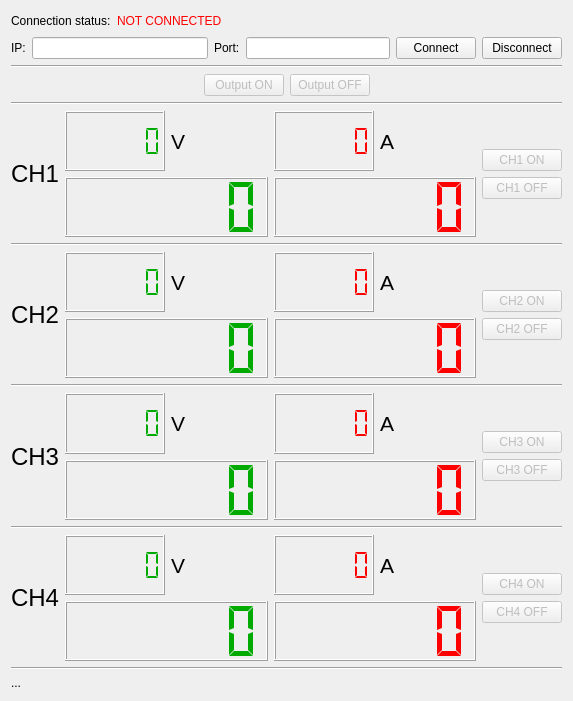
The window that client_gui/forms/lv4psuwidget.ui (m-fila/ELITPCdcs) describes before a commit, drawn with Qt 5.
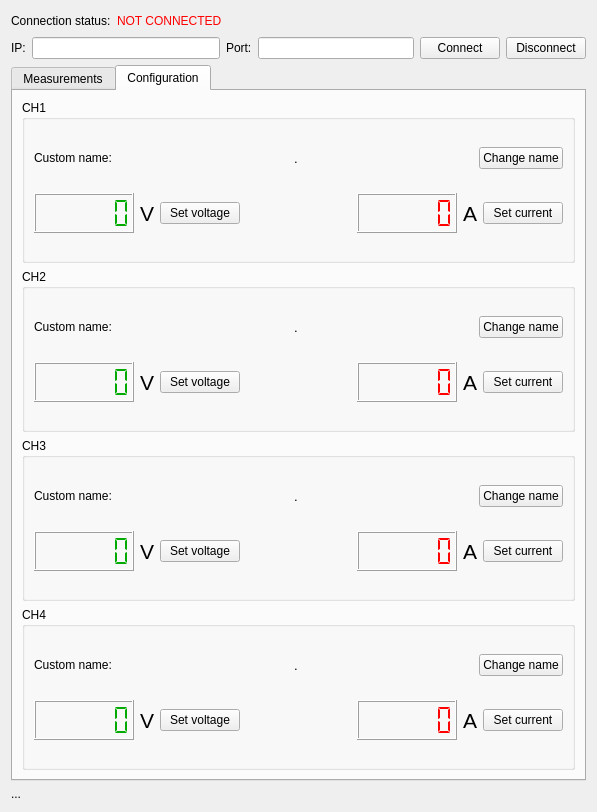
The same window after the commit. The open tabs and pages were chosen to show the change.

Commit message: Added configuration tab for widgets

Patch:
```diff
--- a/client_gui/forms/lv4psuwidget.ui
+++ b/client_gui/forms/lv4psuwidget.ui
@@ -6,8 +6,8 @@
    <rect>
     <x>0</x>
     <y>0</y>
-    <width>573</width>
-    <height>701</height>
+    <width>597</width>
+    <height>812</height>
    </rect>
   </property>
   <property name="windowTitle">
@@ -147,12 +147,33 @@
     </layout>
    </item>
    <item>
-    <widget class="Line" name="line">
+    <widget class="QTabWidget" name="tabWidget">
+     <property name="currentIndex">
+      <number>0</number>
+     </property>
+     <widget class="QWidget" name="tab">
+      <attribute name="title">
+       <string>Measurements</string>
+      </attribute>
+      <layout class="QVBoxLayout" name="verticalLayout_2">
+       <item>
+        <spacer name="verticalSpacer_9">
      <property name="orientation">
-      <enum>Qt::Horizontal</enum>
-     </property>
-    </widget>
-   </item>
+          <enum>Qt::Vertical</enum>
+         </property>
+         <property name="sizeType">
+          <enum>QSizePolicy::Fixed</enum>
+         </property>
+         <property name="sizeHint" stdset="0">
+          <size>
+           <width>20</width>
+           <height>10</height>
+          </size>
+         </property>
+        </spacer>
+       </item>
+       <item>
+        <layout class="QVBoxLayout" name="verticalLayout">
    <item>
     <layout class="QHBoxLayout" name="horizontalLayout_9">
      <property name="bottomMargin">
@@ -206,14 +227,10 @@
      </item>
     </layout>
    </item>
-   <item>
-    <widget class="Line" name="line_2">
-     <property name="orientation">
-      <enum>Qt::Horizontal</enum>
-     </property>
-    </widget>
+        </layout>
    </item>
    <item>
+        <widget class="QGroupBox" name="groupBox1">
     <layout class="QHBoxLayout" name="horizontalLayout_5">
      <item>
       <widget class="QLabel" name="label_5">
@@ -563,15 +580,10 @@
       </layout>
      </item>
     </layout>
-   </item>
-   <item>
-    <widget class="Line" name="line_5">
-     <property name="orientation">
-      <enum>Qt::Horizontal</enum>
-     </property>
     </widget>
    </item>
    <item>
+        <widget class="QGroupBox" name="groupBox">
     <layout class="QHBoxLayout" name="horizontalLayout_10">
      <item>
       <widget class="QLabel" name="label_7">
@@ -921,15 +933,10 @@
       </layout>
      </item>
     </layout>
-   </item>
-   <item>
-    <widget class="Line" name="line_3">
-     <property name="orientation">
-      <enum>Qt::Horizontal</enum>
-     </property>
     </widget>
    </item>
    <item>
+        <widget class="QGroupBox" name="groupBox3">
     <layout class="QHBoxLayout" name="horizontalLayout_13">
      <item>
       <widget class="QLabel" name="label_10">
@@ -1279,15 +1286,10 @@
       </layout>
      </item>
     </layout>
-   </item>
-   <item>
-    <widget class="Line" name="line_6">
-     <property name="orientation">
-      <enum>Qt::Horizontal</enum>
-     </property>
     </widget>
    </item>
    <item>
+        <widget class="QGroupBox" name="groupBox4">
     <layout class="QHBoxLayout" name="horizontalLayout_6">
      <item>
       <widget class="QLabel" name="label_6">
@@ -1633,12 +1635,986 @@
       </layout>
      </item>
     </layout>
-   </item>
+        </widget>
+       </item>
+      </layout>
+     </widget>
+     <widget class="QWidget" name="tab2">
+      <attribute name="title">
+       <string>Configuration</string>
+      </attribute>
+      <layout class="QVBoxLayout" name="verticalLayout_17">
    <item>
-    <widget class="Line" name="line_4">
+        <widget class="QGroupBox" name="groupBox_2">
+         <property name="title">
+          <string>CH1</string>
+         </property>
+         <layout class="QVBoxLayout" name="verticalLayout_18">
+          <item>
+           <layout class="QHBoxLayout" name="horizontalLayout_29">
+            <item>
+             <widget class="QLabel" name="label_21">
+              <property name="text">
+               <string>Custom name:</string>
+              </property>
+             </widget>
+            </item>
+            <item>
+             <spacer name="horizontalSpacer_16">
      <property name="orientation">
       <enum>Qt::Horizontal</enum>
      </property>
+              <property name="sizeHint" stdset="0">
+               <size>
+                <width>40</width>
+                <height>20</height>
+               </size>
+              </property>
+             </spacer>
+            </item>
+            <item>
+             <widget class="QLabel" name="customNameLabel1">
+              <property name="font">
+               <font>
+                <pointsize>10</pointsize>
+               </font>
+              </property>
+              <property name="text">
+               <string>.</string>
+              </property>
+             </widget>
+            </item>
+            <item>
+             <spacer name="horizontalSpacer_15">
+              <property name="orientation">
+               <enum>Qt::Horizontal</enum>
+              </property>
+              <property name="sizeHint" stdset="0">
+               <size>
+                <width>40</width>
+                <height>20</height>
+               </size>
+              </property>
+             </spacer>
+            </item>
+            <item>
+             <widget class="QPushButton" name="setName1">
+              <property name="text">
+               <string>Change name</string>
+              </property>
+             </widget>
+            </item>
+           </layout>
+          </item>
+          <item>
+           <layout class="QHBoxLayout" name="horizontalLayout_27">
+            <item>
+             <layout class="QHBoxLayout" name="horizontalLayout_19">
+              <item>
+               <widget class="QLCDNumber" name="CH1confV">
+                <property name="enabled">
+                 <bool>true</bool>
+                </property>
+                <property name="minimumSize">
+                 <size>
+                  <width>100</width>
+                  <height>40</height>
+                 </size>
+                </property>
+                <property name="palette">
+                 <palette>
+                  <active>
+                   <colorrole role="WindowText">
+                    <brush brushstyle="SolidPattern">
+                     <color alpha="255">
+                      <red>0</red>
+                      <green>170</green>
+                      <blue>0</blue>
+                     </color>
+                    </brush>
+                   </colorrole>
+                  </active>
+                  <inactive>
+                   <colorrole role="WindowText">
+                    <brush brushstyle="SolidPattern">
+                     <color alpha="255">
+                      <red>0</red>
+                      <green>170</green>
+                      <blue>0</blue>
+                     </color>
+                    </brush>
+                   </colorrole>
+                  </inactive>
+                  <disabled>
+                   <colorrole role="WindowText">
+                    <brush brushstyle="SolidPattern">
+                     <color alpha="255">
+                      <red>159</red>
+                      <green>158</green>
+                      <blue>158</blue>
+                     </color>
+                    </brush>
+                   </colorrole>
+                  </disabled>
+                 </palette>
+                </property>
+                <property name="font">
+                 <font>
+                  <strikeout>false</strikeout>
+                  <kerning>true</kerning>
+                 </font>
+                </property>
+                <property name="digitCount">
+                 <number>6</number>
+                </property>
+                <property name="segmentStyle">
+                 <enum>QLCDNumber::Flat</enum>
+                </property>
+               </widget>
+              </item>
+              <item>
+               <widget class="QLabel" name="label_13">
+                <property name="font">
+                 <font>
+                  <pointsize>16</pointsize>
+                  <weight>50</weight>
+                  <italic>false</italic>
+                  <bold>false</bold>
+                 </font>
+                </property>
+                <property name="text">
+                 <string>V</string>
+                </property>
+               </widget>
+              </item>
+              <item>
+               <widget class="QPushButton" name="CH1confVSet">
+                <property name="text">
+                 <string>Set voltage</string>
+                </property>
+               </widget>
+              </item>
+             </layout>
+            </item>
+            <item>
+             <spacer name="horizontalSpacer_20">
+              <property name="orientation">
+               <enum>Qt::Horizontal</enum>
+              </property>
+              <property name="sizeHint" stdset="0">
+               <size>
+                <width>40</width>
+                <height>20</height>
+               </size>
+              </property>
+             </spacer>
+            </item>
+            <item>
+             <layout class="QHBoxLayout" name="horizontalLayout_20">
+              <item>
+               <widget class="QLCDNumber" name="CH1confI">
+                <property name="minimumSize">
+                 <size>
+                  <width>100</width>
+                  <height>40</height>
+                 </size>
+                </property>
+                <property name="palette">
+                 <palette>
+                  <active>
+                   <colorrole role="WindowText">
+                    <brush brushstyle="SolidPattern">
+                     <color alpha="255">
+                      <red>255</red>
+                      <green>0</green>
+                      <blue>0</blue>
+                     </color>
+                    </brush>
+                   </colorrole>
+                  </active>
+                  <inactive>
+                   <colorrole role="WindowText">
+                    <brush brushstyle="SolidPattern">
+                     <color alpha="255">
+                      <red>255</red>
+                      <green>0</green>
+                      <blue>0</blue>
+                     </color>
+                    </brush>
+                   </colorrole>
+                  </inactive>
+                  <disabled>
+                   <colorrole role="WindowText">
+                    <brush brushstyle="SolidPattern">
+                     <color alpha="255">
+                      <red>159</red>
+                      <green>158</green>
+                      <blue>158</blue>
+                     </color>
+                    </brush>
+                   </colorrole>
+                  </disabled>
+                 </palette>
+                </property>
+                <property name="digitCount">
+                 <number>6</number>
+                </property>
+                <property name="segmentStyle">
+                 <enum>QLCDNumber::Flat</enum>
+                </property>
+               </widget>
+              </item>
+              <item>
+               <widget class="QLabel" name="label_14">
+                <property name="font">
+                 <font>
+                  <pointsize>16</pointsize>
+                  <weight>50</weight>
+                  <italic>false</italic>
+                  <bold>false</bold>
+                 </font>
+                </property>
+                <property name="text">
+                 <string>A</string>
+                </property>
+               </widget>
+              </item>
+              <item>
+               <widget class="QPushButton" name="CH1confISet">
+                <property name="text">
+                 <string>Set current</string>
+                </property>
+               </widget>
+              </item>
+             </layout>
+            </item>
+           </layout>
+          </item>
+         </layout>
+        </widget>
+       </item>
+       <item>
+        <widget class="QGroupBox" name="groupBox_3">
+         <property name="title">
+          <string>CH2</string>
+         </property>
+         <layout class="QVBoxLayout" name="verticalLayout_19">
+          <item>
+           <layout class="QHBoxLayout" name="horizontalLayout_31">
+            <item>
+             <widget class="QLabel" name="label_22">
+              <property name="text">
+               <string>Custom name:</string>
+              </property>
+             </widget>
+            </item>
+            <item>
+             <spacer name="horizontalSpacer_18">
+              <property name="orientation">
+               <enum>Qt::Horizontal</enum>
+              </property>
+              <property name="sizeHint" stdset="0">
+               <size>
+                <width>40</width>
+                <height>20</height>
+               </size>
+              </property>
+             </spacer>
+            </item>
+            <item>
+             <widget class="QLabel" name="customNameLabel2">
+              <property name="font">
+               <font>
+                <pointsize>10</pointsize>
+               </font>
+              </property>
+              <property name="text">
+               <string>.</string>
+              </property>
+             </widget>
+            </item>
+            <item>
+             <spacer name="horizontalSpacer_17">
+              <property name="orientation">
+               <enum>Qt::Horizontal</enum>
+              </property>
+              <property name="sizeHint" stdset="0">
+               <size>
+                <width>40</width>
+                <height>20</height>
+               </size>
+              </property>
+             </spacer>
+            </item>
+            <item>
+             <widget class="QPushButton" name="setName2">
+              <property name="text">
+               <string>Change name</string>
+              </property>
+             </widget>
+            </item>
+           </layout>
+          </item>
+          <item>
+           <layout class="QHBoxLayout" name="horizontalLayout_30">
+            <item>
+             <layout class="QHBoxLayout" name="horizontalLayout_21">
+              <item>
+               <widget class="QLCDNumber" name="CH2confV">
+                <property name="minimumSize">
+                 <size>
+                  <width>100</width>
+                  <height>40</height>
+                 </size>
+                </property>
+                <property name="palette">
+                 <palette>
+                  <active>
+                   <colorrole role="WindowText">
+                    <brush brushstyle="SolidPattern">
+                     <color alpha="255">
+                      <red>0</red>
+                      <green>170</green>
+                      <blue>0</blue>
+                     </color>
+                    </brush>
+                   </colorrole>
+                  </active>
+                  <inactive>
+                   <colorrole role="WindowText">
+                    <brush brushstyle="SolidPattern">
+                     <color alpha="255">
+                      <red>0</red>
+                      <green>170</green>
+                      <blue>0</blue>
+                     </color>
+                    </brush>
+                   </colorrole>
+                  </inactive>
+                  <disabled>
+                   <colorrole role="WindowText">
+                    <brush brushstyle="SolidPattern">
+                     <color alpha="255">
+                      <red>159</red>
+                      <green>158</green>
+                      <blue>158</blue>
+                     </color>
+                    </brush>
+                   </colorrole>
+                  </disabled>
+                 </palette>
+                </property>
+                <property name="digitCount">
+                 <number>6</number>
+                </property>
+                <property name="segmentStyle">
+                 <enum>QLCDNumber::Flat</enum>
+                </property>
+               </widget>
+              </item>
+              <item>
+               <widget class="QLabel" name="label_15">
+                <property name="font">
+                 <font>
+                  <pointsize>16</pointsize>
+                  <weight>50</weight>
+                  <italic>false</italic>
+                  <bold>false</bold>
+                 </font>
+                </property>
+                <property name="text">
+                 <string>V</string>
+                </property>
+               </widget>
+              </item>
+              <item>
+               <widget class="QPushButton" name="CH2confVSet">
+                <property name="text">
+                 <string>Set voltage</string>
+                </property>
+               </widget>
+              </item>
+             </layout>
+            </item>
+            <item>
+             <spacer name="horizontalSpacer_12">
+              <property name="orientation">
+               <enum>Qt::Horizontal</enum>
+              </property>
+              <property name="sizeHint" stdset="0">
+               <size>
+                <width>40</width>
+                <height>20</height>
+               </size>
+              </property>
+             </spacer>
+            </item>
+            <item>
+             <layout class="QHBoxLayout" name="horizontalLayout_22">
+              <item>
+               <widget class="QLCDNumber" name="CH2confI">
+                <property name="minimumSize">
+                 <size>
+                  <width>100</width>
+                  <height>40</height>
+                 </size>
+                </property>
+                <property name="palette">
+                 <palette>
+                  <active>
+                   <colorrole role="WindowText">
+                    <brush brushstyle="SolidPattern">
+                     <color alpha="255">
+                      <red>255</red>
+                      <green>0</green>
+                      <blue>0</blue>
+                     </color>
+                    </brush>
+                   </colorrole>
+                  </active>
+                  <inactive>
+                   <colorrole role="WindowText">
+                    <brush brushstyle="SolidPattern">
+                     <color alpha="255">
+                      <red>255</red>
+                      <green>0</green>
+                      <blue>0</blue>
+                     </color>
+                    </brush>
+                   </colorrole>
+                  </inactive>
+                  <disabled>
+                   <colorrole role="WindowText">
+                    <brush brushstyle="SolidPattern">
+                     <color alpha="255">
+                      <red>159</red>
+                      <green>158</green>
+                      <blue>158</blue>
+                     </color>
+                    </brush>
+                   </colorrole>
+                  </disabled>
+                 </palette>
+                </property>
+                <property name="digitCount">
+                 <number>6</number>
+                </property>
+                <property name="segmentStyle">
+                 <enum>QLCDNumber::Flat</enum>
+                </property>
+               </widget>
+              </item>
+              <item>
+               <widget class="QLabel" name="label_16">
+                <property name="font">
+                 <font>
+                  <pointsize>16</pointsize>
+                  <weight>50</weight>
+                  <italic>false</italic>
+                  <bold>false</bold>
+                 </font>
+                </property>
+                <property name="text">
+                 <string>A</string>
+                </property>
+               </widget>
+              </item>
+              <item>
+               <widget class="QPushButton" name="CH2confISet">
+                <property name="text">
+                 <string>Set current</string>
+                </property>
+               </widget>
+              </item>
+             </layout>
+            </item>
+           </layout>
+          </item>
+         </layout>
+        </widget>
+       </item>
+       <item>
+        <widget class="QGroupBox" name="groupBox_4">
+         <property name="title">
+          <string>CH3</string>
+         </property>
+         <layout class="QVBoxLayout" name="verticalLayout_20">
+          <item>
+           <layout class="QHBoxLayout" name="horizontalLayout_36">
+            <item>
+             <widget class="QLabel" name="label_23">
+              <property name="text">
+               <string>Custom name:</string>
+              </property>
+             </widget>
+            </item>
+            <item>
+             <spacer name="horizontalSpacer_21">
+              <property name="orientation">
+               <enum>Qt::Horizontal</enum>
+              </property>
+              <property name="sizeHint" stdset="0">
+               <size>
+                <width>40</width>
+                <height>20</height>
+               </size>
+              </property>
+             </spacer>
+            </item>
+            <item>
+             <widget class="QLabel" name="customNameLabel3">
+              <property name="font">
+               <font>
+                <pointsize>10</pointsize>
+               </font>
+              </property>
+              <property name="text">
+               <string>.</string>
+              </property>
+             </widget>
+            </item>
+            <item>
+             <spacer name="horizontalSpacer_19">
+              <property name="orientation">
+               <enum>Qt::Horizontal</enum>
+              </property>
+              <property name="sizeHint" stdset="0">
+               <size>
+                <width>40</width>
+                <height>20</height>
+               </size>
+              </property>
+             </spacer>
+            </item>
+            <item>
+             <widget class="QPushButton" name="setName3">
+              <property name="text">
+               <string>Change name</string>
+              </property>
+             </widget>
+            </item>
+           </layout>
+          </item>
+          <item>
+           <layout class="QHBoxLayout" name="horizontalLayout_32">
+            <item>
+             <layout class="QHBoxLayout" name="horizontalLayout_23">
+              <item>
+               <widget class="QLCDNumber" name="CH3confV">
+                <property name="minimumSize">
+                 <size>
+                  <width>100</width>
+                  <height>40</height>
+                 </size>
+                </property>
+                <property name="palette">
+                 <palette>
+                  <active>
+                   <colorrole role="WindowText">
+                    <brush brushstyle="SolidPattern">
+                     <color alpha="255">
+                      <red>0</red>
+                      <green>170</green>
+                      <blue>0</blue>
+                     </color>
+                    </brush>
+                   </colorrole>
+                  </active>
+                  <inactive>
+                   <colorrole role="WindowText">
+                    <brush brushstyle="SolidPattern">
+                     <color alpha="255">
+                      <red>0</red>
+                      <green>170</green>
+                      <blue>0</blue>
+                     </color>
+                    </brush>
+                   </colorrole>
+                  </inactive>
+                  <disabled>
+                   <colorrole role="WindowText">
+                    <brush brushstyle="SolidPattern">
+                     <color alpha="255">
+                      <red>159</red>
+                      <green>158</green>
+                      <blue>158</blue>
+                     </color>
+                    </brush>
+                   </colorrole>
+                  </disabled>
+                 </palette>
+                </property>
+                <property name="digitCount">
+                 <number>6</number>
+                </property>
+                <property name="segmentStyle">
+                 <enum>QLCDNumber::Flat</enum>
+                </property>
+               </widget>
+              </item>
+              <item>
+               <widget class="QLabel" name="label_17">
+                <property name="font">
+                 <font>
+                  <pointsize>16</pointsize>
+                  <weight>50</weight>
+                  <italic>false</italic>
+                  <bold>false</bold>
+                 </font>
+                </property>
+                <property name="text">
+                 <string>V</string>
+                </property>
+               </widget>
+              </item>
+              <item>
+               <widget class="QPushButton" name="CH3confVSet">
+                <property name="text">
+                 <string>Set voltage</string>
+                </property>
+               </widget>
+              </item>
+             </layout>
+            </item>
+            <item>
+             <spacer name="horizontalSpacer_13">
+              <property name="orientation">
+               <enum>Qt::Horizontal</enum>
+              </property>
+              <property name="sizeHint" stdset="0">
+               <size>
+                <width>40</width>
+                <height>20</height>
+               </size>
+              </property>
+             </spacer>
+            </item>
+            <item>
+             <layout class="QHBoxLayout" name="horizontalLayout_24">
+              <item>
+               <widget class="QLCDNumber" name="CH3confI">
+                <property name="minimumSize">
+                 <size>
+                  <width>100</width>
+                  <height>40</height>
+                 </size>
+                </property>
+                <property name="palette">
+                 <palette>
+                  <active>
+                   <colorrole role="WindowText">
+                    <brush brushstyle="SolidPattern">
+                     <color alpha="255">
+                      <red>255</red>
+                      <green>0</green>
+                      <blue>0</blue>
+                     </color>
+                    </brush>
+                   </colorrole>
+                  </active>
+                  <inactive>
+                   <colorrole role="WindowText">
+                    <brush brushstyle="SolidPattern">
+                     <color alpha="255">
+                      <red>255</red>
+                      <green>0</green>
+                      <blue>0</blue>
+                     </color>
+                    </brush>
+                   </colorrole>
+                  </inactive>
+                  <disabled>
+                   <colorrole role="WindowText">
+                    <brush brushstyle="SolidPattern">
+                     <color alpha="255">
+                      <red>159</red>
+                      <green>158</green>
+                      <blue>158</blue>
+                     </color>
+                    </brush>
+                   </colorrole>
+                  </disabled>
+                 </palette>
+                </property>
+                <property name="digitCount">
+                 <number>6</number>
+                </property>
+                <property name="segmentStyle">
+                 <enum>QLCDNumber::Flat</enum>
+                </property>
+               </widget>
+              </item>
+              <item>
+               <widget class="QLabel" name="label_18">
+                <property name="font">
+                 <font>
+                  <pointsize>16</pointsize>
+                  <weight>50</weight>
+                  <italic>false</italic>
+                  <bold>false</bold>
+                 </font>
+                </property>
+                <property name="text">
+                 <string>A</string>
+                </property>
+               </widget>
+              </item>
+              <item>
+               <widget class="QPushButton" name="CH3confISet">
+                <property name="text">
+                 <string>Set current</string>
+                </property>
+               </widget>
+              </item>
+             </layout>
+            </item>
+           </layout>
+          </item>
+         </layout>
+        </widget>
+       </item>
+       <item>
+        <widget class="QGroupBox" name="groupBox_5">
+         <property name="title">
+          <string>CH4</string>
+         </property>
+         <layout class="QVBoxLayout" name="verticalLayout_21">
+          <item>
+           <layout class="QHBoxLayout" name="horizontalLayout_35">
+            <item>
+             <widget class="QLabel" name="label_24">
+              <property name="text">
+               <string>Custom name:</string>
+              </property>
+             </widget>
+            </item>
+            <item>
+             <spacer name="horizontalSpacer_23">
+              <property name="orientation">
+               <enum>Qt::Horizontal</enum>
+              </property>
+              <property name="sizeHint" stdset="0">
+               <size>
+                <width>40</width>
+                <height>20</height>
+               </size>
+              </property>
+             </spacer>
+            </item>
+            <item>
+             <widget class="QLabel" name="customNameLabel4">
+              <property name="font">
+               <font>
+                <pointsize>10</pointsize>
+               </font>
+              </property>
+              <property name="text">
+               <string>.</string>
+              </property>
+             </widget>
+            </item>
+            <item>
+             <spacer name="horizontalSpacer_22">
+              <property name="orientation">
+               <enum>Qt::Horizontal</enum>
+              </property>
+              <property name="sizeHint" stdset="0">
+               <size>
+                <width>40</width>
+                <height>20</height>
+               </size>
+              </property>
+             </spacer>
+            </item>
+            <item>
+             <widget class="QPushButton" name="setName4">
+              <property name="text">
+               <string>Change name</string>
+              </property>
+             </widget>
+            </item>
+           </layout>
+          </item>
+          <item>
+           <layout class="QHBoxLayout" name="horizontalLayout_33">
+            <item>
+             <layout class="QHBoxLayout" name="horizontalLayout_25">
+              <item>
+               <widget class="QLCDNumber" name="CH4confV">
+                <property name="minimumSize">
+                 <size>
+                  <width>100</width>
+                  <height>40</height>
+                 </size>
+                </property>
+                <property name="palette">
+                 <palette>
+                  <active>
+                   <colorrole role="WindowText">
+                    <brush brushstyle="SolidPattern">
+                     <color alpha="255">
+                      <red>0</red>
+                      <green>170</green>
+                      <blue>0</blue>
+                     </color>
+                    </brush>
+                   </colorrole>
+                  </active>
+                  <inactive>
+                   <colorrole role="WindowText">
+                    <brush brushstyle="SolidPattern">
+                     <color alpha="255">
+                      <red>0</red>
+                      <green>170</green>
+                      <blue>0</blue>
+                     </color>
+                    </brush>
+                   </colorrole>
+                  </inactive>
+                  <disabled>
+                   <colorrole role="WindowText">
+                    <brush brushstyle="SolidPattern">
+                     <color alpha="255">
+                      <red>159</red>
+                      <green>158</green>
+                      <blue>158</blue>
+                     </color>
+                    </brush>
+                   </colorrole>
+                  </disabled>
+                 </palette>
+                </property>
+                <property name="digitCount">
+                 <number>6</number>
+                </property>
+                <property name="segmentStyle">
+                 <enum>QLCDNumber::Flat</enum>
+                </property>
+               </widget>
+              </item>
+              <item>
+               <widget class="QLabel" name="label_19">
+                <property name="font">
+                 <font>
+                  <pointsize>16</pointsize>
+                  <weight>50</weight>
+                  <italic>false</italic>
+                  <bold>false</bold>
+                 </font>
+                </property>
+                <property name="text">
+                 <string>V</string>
+                </property>
+               </widget>
+              </item>
+              <item>
+               <widget class="QPushButton" name="CH4confVSet">
+                <property name="text">
+                 <string>Set voltage</string>
+                </property>
+               </widget>
+              </item>
+             </layout>
+            </item>
+            <item>
+             <spacer name="horizontalSpacer_14">
+              <property name="orientation">
+               <enum>Qt::Horizontal</enum>
+              </property>
+              <property name="sizeHint" stdset="0">
+               <size>
+                <width>40</width>
+                <height>20</height>
+               </size>
+              </property>
+             </spacer>
+            </item>
+            <item>
+             <layout class="QHBoxLayout" name="horizontalLayout_26">
+              <item>
+               <widget class="QLCDNumber" name="CH4confI">
+                <property name="minimumSize">
+                 <size>
+                  <width>100</width>
+                  <height>40</height>
+                 </size>
+                </property>
+                <property name="palette">
+                 <palette>
+                  <active>
+                   <colorrole role="WindowText">
+                    <brush brushstyle="SolidPattern">
+                     <color alpha="255">
+                      <red>255</red>
+                      <green>0</green>
+                      <blue>0</blue>
+                     </color>
+                    </brush>
+                   </colorrole>
+                  </active>
+                  <inactive>
+                   <colorrole role="WindowText">
+                    <brush brushstyle="SolidPattern">
+                     <color alpha="255">
+                      <red>255</red>
+                      <green>0</green>
+                      <blue>0</blue>
+                     </color>
+                    </brush>
+                   </colorrole>
+                  </inactive>
+                  <disabled>
+                   <colorrole role="WindowText">
+                    <brush brushstyle="SolidPattern">
+                     <color alpha="255">
+                      <red>159</red>
+                      <green>158</green>
+                      <blue>158</blue>
+                     </color>
+                    </brush>
+                   </colorrole>
+                  </disabled>
+                 </palette>
+                </property>
+                <property name="digitCount">
+                 <number>6</number>
+                </property>
+                <property name="segmentStyle">
+                 <enum>QLCDNumber::Flat</enum>
+                </property>
+               </widget>
+              </item>
+              <item>
+               <widget class="QLabel" name="label_20">
+                <property name="font">
+                 <font>
+                  <pointsize>16</pointsize>
+                  <weight>50</weight>
+                  <italic>false</italic>
+                  <bold>false</bold>
+                 </font>
+                </property>
+                <property name="text">
+                 <string>A</string>
+                </property>
+               </widget>
+              </item>
+              <item>
+               <widget class="QPushButton" name="CH4confISet">
+                <property name="text">
+                 <string>Set current</string>
+                </property>
+               </widget>
+              </item>
+             </layout>
+            </item>
+           </layout>
+          </item>
+         </layout>
+        </widget>
+       </item>
+      </layout>
+     </widget>
     </widget>
    </item>
    <item>
@@ -1649,13 +2625,6 @@
     </widget>
    </item>
   </layout>
-  <zorder>line</zorder>
-  <zorder>line_2</zorder>
-  <zorder>line_3</zorder>
-  <zorder>statusLabel</zorder>
-  <zorder>line_4</zorder>
-  <zorder>line_5</zorder>
-  <zorder>line_6</zorder>
  </widget>
  <resources/>
  <connections/>
```
Lines whose indentation alone changed are shown as unchanged. The commit also changes 4 other files.
